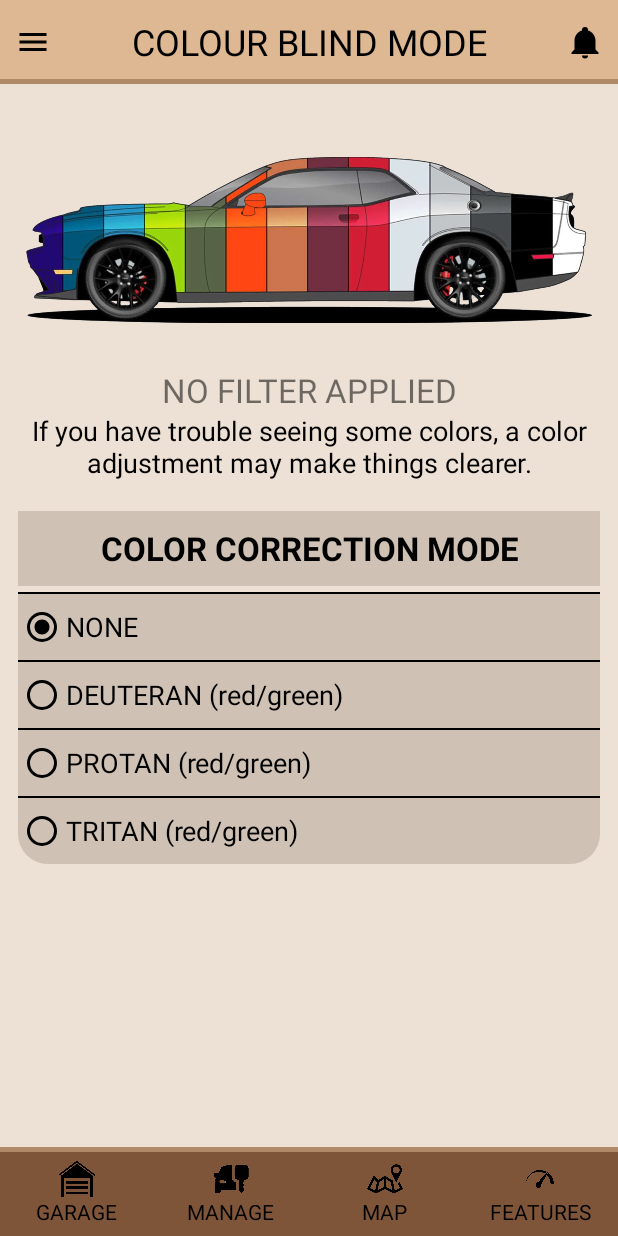
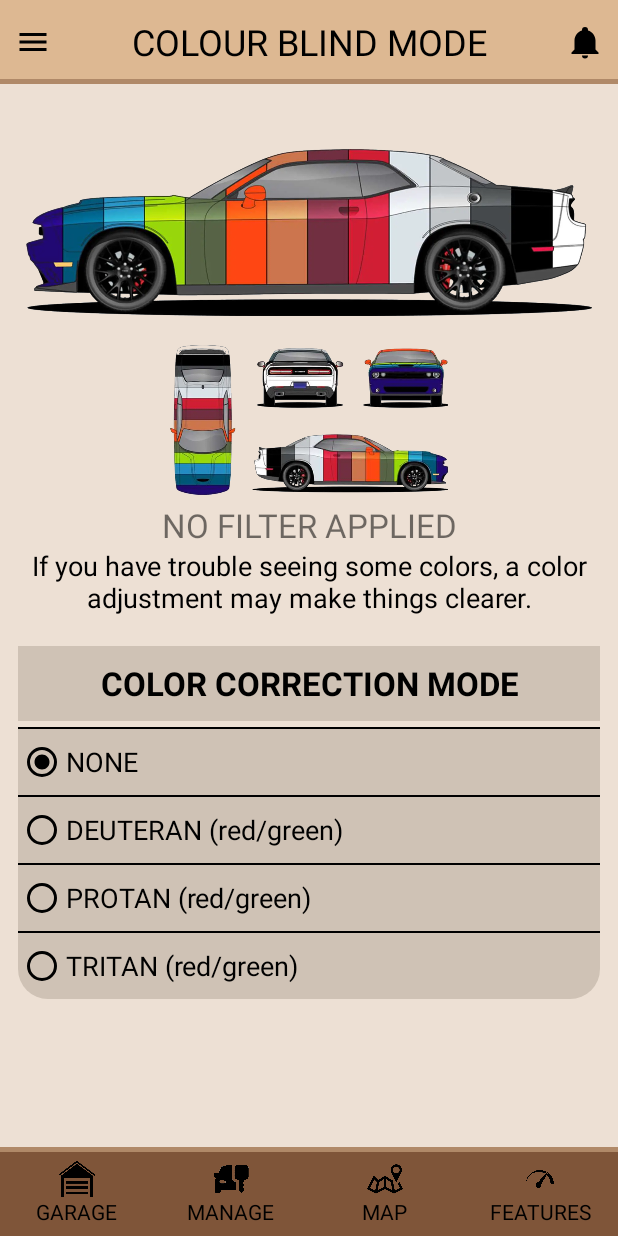
Before and after one commit to danielelurani/mycar-manager, an Android app built with Jetpack Compose: the layout activity_colour_blind_v2.xml on its own in the app's theme, with its tools: preview values and no code run, on a phone screen of 412 x 824 dp. Run offline under Robolectric (Android 15) with nearby library versions, the phone set to English and light mode, and no system bars.

Commit message:
Modifiche a Color Blind Page v2
Aggiunta di un'immagine di spiegazione sulla colorazione della macchina che fungerà da esempio all'attivazione della modalità daltonico in modo da riempire meglio gli spazi nella pagina.

```diff
--- a/app/src/main/res/layout/activity_colour_blind_v2.xml
+++ b/app/src/main/res/layout/activity_colour_blind_v2.xml
@@ -78,13 +78,23 @@
             android:layout_marginBottom="10dp"
             android:layout_marginTop="24dp">
 
-            <!-- .. IMMAGINE ESEMPIO DALTONISMO .. -->
+            <!-- .. IMMAGINE ESEMPIO DALTONISMO 1 .. -->
             <ImageView
                 android:id="@+id/colourBlindExampleImage"
                 android:layout_width="wrap_content"
-                android:layout_height="160dp"
+                android:layout_height="150dp"
                 android:layout_weight="1"
                 android:src="@drawable/car_rainbow_dodge_img"
+                android:layout_marginStart="5dp"
+                android:layout_marginEnd="5dp"/>
+
+            <!-- .. IMMAGINE ESEMPIO DALTONISMO 2 .. -->
+            <ImageView
+                android:id="@+id/colourBlindExampleImageEx"
+                android:layout_width="wrap_content"
+                android:layout_height="100dp"
+                android:layout_weight="1"
+                android:src="@drawable/car_rainbow_dodge_img_ex"
                 android:layout_marginStart="5dp"
                 android:layout_marginEnd="5dp"/>
 
```
Also changed, not shown: app/src/main/res/drawable/car_rainbow_dodge_img_ex.png (added).
